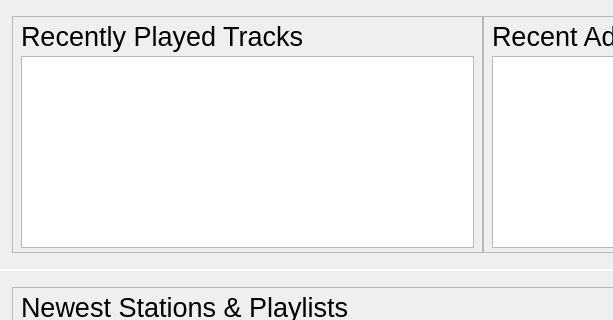
Old version of the form src/viewpages/dashboard/DashboardWidget.ui in the repository Knarf64/tomahawk; both pictures show x 0 to 613 and y 0 to 320 of the 965 by 616 pixel window.
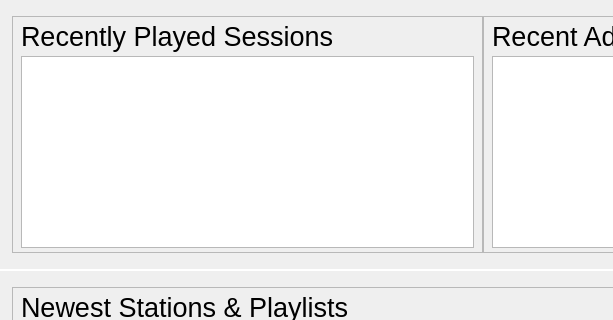
New version of the form. Custom widgets are drawn as their Qt base class.

Commit message: Clean-up sessions and add the proper name to the dashboard menu

Diff of the .ui file:
```diff
--- a/src/viewpages/dashboard/DashboardWidget.ui
+++ b/src/viewpages/dashboard/DashboardWidget.ui
@@ -86,7 +86,7 @@
               </font>
              </property>
              <property name="text">
-              <string>Recently Played Tracks</string>
+              <string>Recently Played Sessions</string>
              </property>
              <property name="margin">
               <number>0</number>
```
The commit also changes 2 other files.
